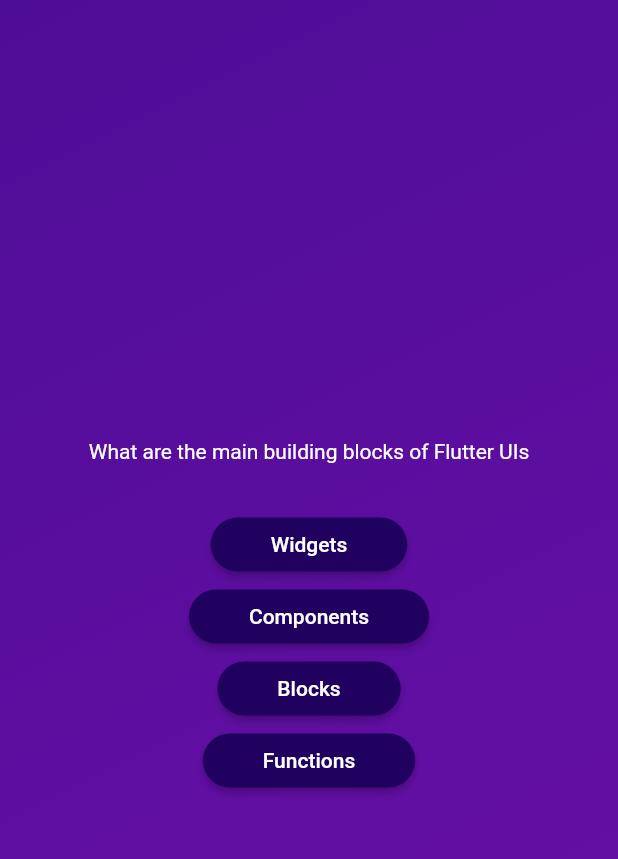
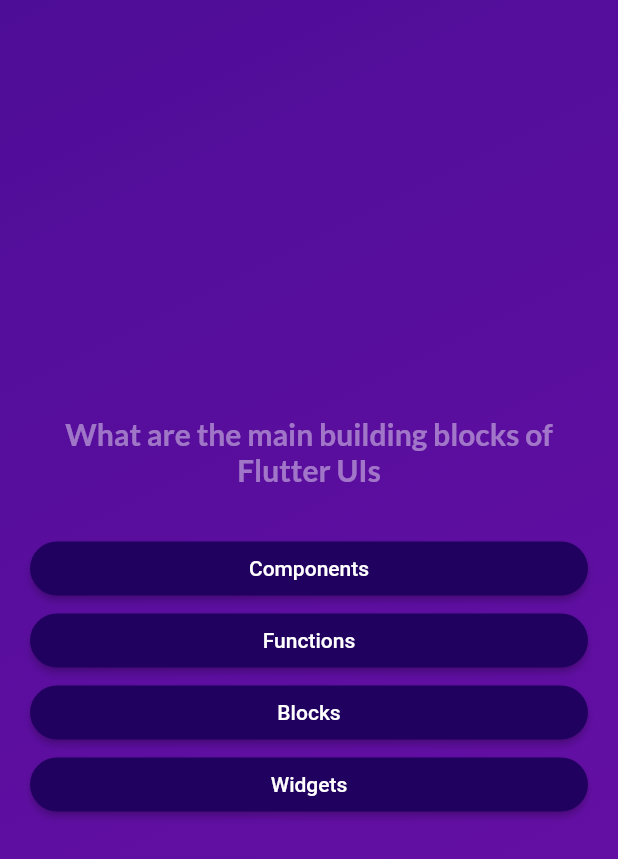
Before and after one commit to GabrielAllba/quiz_app, a Flutter app: the screen it shows after launch, after a tap on "Start Quiz", on a phone screen of 412 x 824 dp. Shown: the top 859 px of the screen. Run offline on Flutter 3.47's test engine with Material 2 defaults, Android fonts, the phone set to English and light mode, and no system bars; our stand-ins replace google_fonts.

Commit message:
add logic for choosing answer

```diff
--- a/lib/answer_button.dart
+++ b/lib/answer_button.dart
@@ -20,7 +20,10 @@ class AnswerButton extends StatelessWidget {
           borderRadius: BorderRadius.circular(40),
         ),
       ),
-      child: Text(answerText),
+      child: Text(
+        answerText,
+        textAlign: TextAlign.center,
+      ),
     );
   }
 }
--- a/lib/models/quiz_questions.dart
+++ b/lib/models/quiz_questions.dart
@@ -3,4 +3,10 @@ class QuizQuestions {
 
   final String text;
   final List<String> answers;
+
+  List<String> getShuffledAnswers() {
+    final suffledList = List.of(answers);
+    suffledList.shuffle();
+    return suffledList;
+  }
 }
--- a/lib/questions_screen.dart
+++ b/lib/questions_screen.dart
@@ -1,42 +1,62 @@
 import 'package:flutter/material.dart';
 import 'package:quiz_app/answer_button.dart';
 import 'package:quiz_app/data/questions.dart';
+import 'package:google_fonts/google_fonts.dart';
 
 class QuestionsScreen extends StatefulWidget {
-  const QuestionsScreen({super.key});
+  const QuestionsScreen({super.key, required this.onSelectAnswer});
+
+  final void Function(String answer) onSelectAnswer;
+
   @override
   State<QuestionsScreen> createState() {
-    return _QuestionsScreen();
+    return _QuestionsScreenState();
   }
 }
 
-class _QuestionsScreen extends State<QuestionsScreen> {
+class _QuestionsScreenState extends State<QuestionsScreen> {
+  var currentQuestionIndex = 0;
+  void answerQuestion(String selectedAnswer) {
+    widget.onSelectAnswer(selectedAnswer);
+    setState(() {
+      currentQuestionIndex += 1;
+    });
+  }
+
   @override
   Widget build(context) {
-    final currentQuestion = questions[0];
+    final currentQuestion = questions[currentQuestionIndex];
 
     return SizedBox(
       width: double.infinity,
+      child: Container(
+        margin: const EdgeInsets.all(20),
         child: Column(
           mainAxisAlignment: MainAxisAlignment.center,
+          crossAxisAlignment: CrossAxisAlignment.stretch,
           children: [
             Text(
               currentQuestion.text,
-            style: const TextStyle(
-              color: Colors.white,
-            ),
+              style: GoogleFonts.lato(
+                  color: const Color.fromARGB(110, 255, 255, 255),
+                  fontSize: 20,
+                  fontWeight: FontWeight.bold),
+              textAlign: TextAlign.center,
             ),
             const SizedBox(
               height: 30,
             ),
-          ...currentQuestion.answers.map((answer) {
+            ...currentQuestion.getShuffledAnswers().map((answer) {
               return AnswerButton(
                 answerText: answer,
-              onTap: () {},
+                onTap: () {
+                  answerQuestion(answer);
+                },
               );
             })
           ],
         ),
+      ),
     );
   }
 }
--- a/lib/quiz.dart
+++ b/lib/quiz.dart
@@ -1,4 +1,5 @@
 import 'package:flutter/material.dart';
+import 'package:quiz_app/data/questions.dart';
 import 'package:quiz_app/questions_screen.dart';
 import 'package:quiz_app/start_screen.dart';
 
@@ -18,12 +19,23 @@ class _QuizState extends State<Quiz> {
   //   activeScreen = StartScreen(switchScreen);
   //   super.initState();
   // }
+  List<String> selectedAnswers = [];
   var activeScreen = 'start-screen';
 
   void switchScreen() {
     setState(() {
       activeScreen = 'questions-screen';
     });
+  }
+
+  void chooseAnswer(String answer) {
+    selectedAnswers.add(answer);
+    if (selectedAnswers.length == questions.length) {
+      setState(() {
+        selectedAnswers = [];
+        activeScreen = 'start-screen';
+      });
+    }
   }
 
   @override
@@ -43,7 +55,7 @@ class _QuizState extends State<Quiz> {
           ),
           child: activeScreen == 'start-screen'
               ? StartScreen(switchScreen)
-              : const QuestionsScreen(),
+              : QuestionsScreen(onSelectAnswer: chooseAnswer),
         ),
       ),
     );
--- a/pubspec.yaml
+++ b/pubspec.yaml
@@ -34,6 +34,7 @@ dependencies:
     # The following adds the Cupertino Icons font to your application.
     # Use with the CupertinoIcons class for iOS style icons.
     cupertino_icons: ^1.0.2
+    google_fonts: ^5.1.0
 
 dev_dependencies:
     flutter_test:
```
Also changed, not shown: pubspec.lock, 2 other files. Lines whose indentation alone changed are shown as unchanged.
